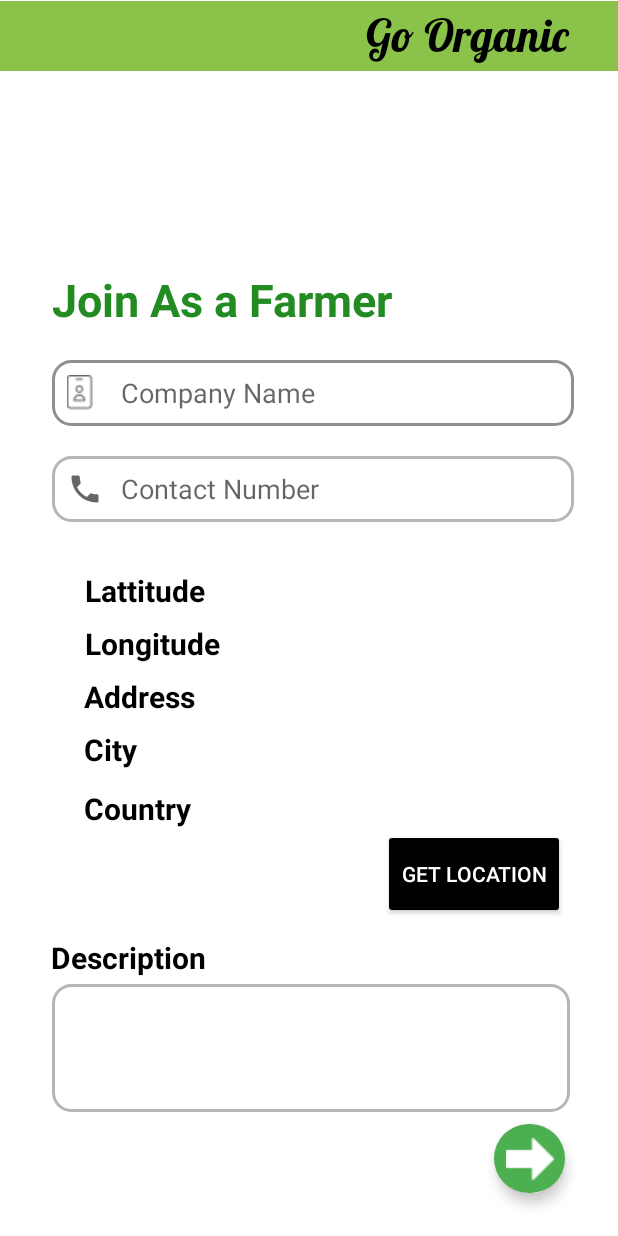
After one commit to Sumudu-Himasha-Ranaweera/Go_Organic, an Android app: the JoinAsFarmerActivity screen opened directly, with no data from a screen before it, on a phone screen of 412 x 824 dp. The commit adds this screen. Run offline under Robolectric (Android 15) with nearby library versions, the phone set to English and light mode, and no system bars; libraries missing offline, so code that uses them is left out: io.github.muddz.styleabletoast.

Commit message:
28-09-2021 Updated!

```diff
--- a/app/src/main/AndroidManifest.xml
+++ b/app/src/main/AndroidManifest.xml
@@ -1,6 +1,8 @@
 <?xml version="1.0" encoding="utf-8"?>
 <manifest xmlns:android="http://schemas.android.com/apk/res/android"
     package="com.example.go_organic">
+
+    <uses-permission android:name="android.permission.ACCESS_FINE_LOCATION"/>
 
     <application
         android:allowBackup="true"
@@ -9,7 +11,8 @@
         android:roundIcon="@mipmap/ic_launcher_round"
         android:supportsRtl="true"
         android:theme="@style/Theme.Go_Organic">
-        <activity android:name=".NavCategoryActivity"></activity>
+        <activity android:name=".JoinAsFarmerActivity"></activity>
+        <activity android:name=".NavCategoryActivity" />
         <activity android:name=".DetailedActivity" />
         <activity android:name=".ViewAllActivity" />
         <activity
--- a/app/src/main/java/com/example/go_organic/DetailedActivity.java
+++ b/app/src/main/java/com/example/go_organic/DetailedActivity.java
@@ -24,6 +24,8 @@ import org.jetbrains.annotations.NotNull;
 import java.text.SimpleDateFormat;
 import java.util.Calendar;
 import java.util.HashMap;
+
+import io.github.muddz.styleabletoast.StyleableToast;
 
 public class DetailedActivity extends AppCompatActivity {
 
@@ -152,7 +154,7 @@ public class DetailedActivity extends AppCompatActivity {
                 .collection("CurrentUser").add(cartMap).addOnCompleteListener(new OnCompleteListener<DocumentReference>() {
             @Override
             public void onComplete(@NonNull @NotNull Task<DocumentReference> task) {
-                Toast.makeText(DetailedActivity.this, "Added Successfully", Toast.LENGTH_SHORT).show();
+                StyleableToast.makeText(DetailedActivity.this, "Added Successfully", Toast.LENGTH_SHORT, R.style.mytoast2).show();
                 finish();
             }
         });
--- /dev/null
+++ b/app/src/main/java/com/example/go_organic/JoinAsFarmerActivity.java
@@ -0,0 +1,139 @@
+package com.example.go_organic;
+
+import androidx.annotation.NonNull;
+import androidx.appcompat.app.AppCompatActivity;
+import androidx.core.app.ActivityCompat;
+import androidx.core.content.ContextCompat;
+
+import android.Manifest;
+import android.content.pm.PackageManager;
+import android.location.Address;
+import android.location.Geocoder;
+import android.location.Location;
+import android.os.Bundle;
+import android.text.Html;
+import android.view.View;
+import android.widget.Button;
+import android.widget.ImageButton;
+import android.widget.LinearLayout;
+import android.widget.TextView;
+import android.widget.Toast;
+
+import com.google.android.gms.location.FusedLocationProviderClient;
+import com.google.android.gms.location.LocationServices;
+import com.google.android.gms.tasks.OnCompleteListener;
+import com.google.android.gms.tasks.OnSuccessListener;
+import com.google.android.gms.tasks.Task;
+
+import org.jetbrains.annotations.NotNull;
+
+import java.io.IOException;
+import java.util.List;
+import java.util.Locale;
+
+import io.github.muddz.styleabletoast.StyleableToast;
+
+public class JoinAsFarmerActivity extends AppCompatActivity {
+
+
+    FusedLocationProviderClient fusedLocationProviderClient;
+    TextView lattitude,longitude,address,city,country;
+    Button getLocation;
+    private final static int REQUEST_CODE = 100;
+
+    @Override
+    protected void onCreate(Bundle savedInstanceState) {
+        super.onCreate(savedInstanceState);
+        setContentView(R.layout.activity_join_as_farmer);
+        lattitude = findViewById(R.id.lattitude);
+        longitude = findViewById(R.id.longitude);
+        address = findViewById(R.id.address);
+        city = findViewById(R.id.city);
+        country = findViewById(R.id.country);
+        getLocation = findViewById(R.id.getLocation);
+        fusedLocationProviderClient = LocationServices.getFusedLocationProviderClient(this);
+        getLocation.setOnClickListener(new View.OnClickListener() {
+            @Override
+            public void onClick(View v) {
+
+                getLastLocation();
+
+            }
+        });
+
+    }
+
+    private void getLastLocation(){
+
+        if (ContextCompat.checkSelfPermission(this, Manifest.permission.ACCESS_FINE_LOCATION) == PackageManager.PERMISSION_GRANTED){
+
+
+            fusedLocationProviderClient.getLastLocation()
+                    .addOnSuccessListener(new OnSuccessListener<Location>() {
+                        @Override
+                        public void onSuccess(Location location) {
+
+                            if (location != null){
+
+
+
+                                try {
+                                    Geocoder geocoder = new Geocoder(JoinAsFarmerActivity.this, Locale.getDefault());
+                                    List<Address> addresses = geocoder.getFromLocation(location.getLatitude(), location.getLongitude(), 1);
+                                    lattitude.setText("Lattitude: "+addresses.get(0).getLatitude());
+                                    longitude.setText("Longitude: "+addresses.get(0).getLongitude());
+                                    address.setText("Address: "+addresses.get(0).getAddressLine(0));
+                                    city.setText("City: "+addresses.get(0).getLocality());
+                                    country.setText("Country: "+addresses.get(0).getCountryName());
+                                } catch (IOException e) {
+                                    e.printStackTrace();
+                                }
+
+
+                            }
+
+                        }
+                    });
+
+
+        }else {
+
+            askPermission();
+
+
+        }
+
+
+    }
+
+    private void askPermission() {
+
+        ActivityCompat.requestPermissions(JoinAsFarmerActivity.this,new String[]{Manifest.permission.ACCESS_FINE_LOCATION},REQUEST_CODE);
+
+
+    }
+
+    @Override
+    public void onRequestPermissionsResult(int requestCode, @NonNull @org.jetbrains.annotations.NotNull String[] permissions, @NonNull @org.jetbrains.annotations.NotNull int[] grantResults) {
+
+        if (requestCode == REQUEST_CODE){
+
+            if (grantResults.length > 0 && grantResults[0] == PackageManager.PERMISSION_GRANTED){
+
+
+                getLastLocation();
+
+            }else {
+
+
+                Toast.makeText(JoinAsFarmerActivity.this,"Please provide the required permission",Toast.LENGTH_SHORT).show();
+
+            }
+
+
+
+        }
+
+        super.onRequestPermissionsResult(requestCode, permissions, grantResults);
+    }
+}
--- /dev/null
+++ b/app/src/main/res/drawable/ic_phone.xml
@@ -0,0 +1,10 @@
+<vector xmlns:android="http://schemas.android.com/apk/res/android"
+    android:width="24dp"
+    android:height="24dp"
+    android:viewportWidth="24"
+    android:viewportHeight="24"
+    android:tint="?attr/colorControlNormal">
+  <path
+      android:fillColor="@android:color/white"
+      android:pathData="M6.62,10.79c1.44,2.83 3.76,5.14 6.59,6.59l2.2,-2.2c0.27,-0.27 0.67,-0.36 1.02,-0.24 1.12,0.37 2.33,0.57 3.57,0.57 0.55,0 1,0.45 1,1V20c0,0.55 -0.45,1 -1,1 -9.39,0 -17,-7.61 -17,-17 0,-0.55 0.45,-1 1,-1h3.5c0.55,0 1,0.45 1,1 0,1.25 0.2,2.45 0.57,3.57 0.11,0.35 0.03,0.74 -0.25,1.02l-2.2,2.2z"/>
+</vector>
--- /dev/null
+++ b/app/src/main/res/layout/activity_join_as_farmer.xml
@@ -0,0 +1,216 @@
+<?xml version="1.0" encoding="utf-8"?>
+<androidx.constraintlayout.widget.ConstraintLayout xmlns:android="http://schemas.android.com/apk/res/android"
+    xmlns:app="http://schemas.android.com/apk/res-auto"
+    xmlns:tools="http://schemas.android.com/tools"
+    android:layout_width="match_parent"
+    android:layout_height="match_parent"
+    tools:context=".JoinAsFarmerActivity"
+    android:background="@color/white">
+
+        <ImageView
+            android:id="@+id/TopBar"
+            android:layout_width="421dp"
+            android:layout_height="wrap_content"
+            android:src="@drawable/top_bar"
+            android:layout_marginTop="-10dp"
+            app:layout_constraintEnd_toEndOf="parent"
+            app:layout_constraintStart_toStartOf="parent"
+            app:layout_constraintTop_toTopOf="parent" />
+
+        <TextView
+            android:id="@+id/appname"
+            android:layout_width="164dp"
+            android:layout_height="47dp"
+            android:layout_marginStart="244dp"
+            android:fontFamily="@font/lobster"
+            android:text="Go Organic"
+            android:textColor="@color/black"
+            android:textSize="30dp"
+            android:layout_marginTop="-15dp"
+            app:layout_constraintBottom_toBottomOf="@+id/TopBar"
+            app:layout_constraintStart_toStartOf="parent"
+            app:layout_constraintTop_toTopOf="parent"
+            app:layout_constraintVertical_bias="0.8" />
+
+        <TextView
+            android:id="@+id/signIn"
+            android:layout_width="wrap_content"
+            android:layout_height="wrap_content"
+            android:layout_marginBottom="604dp"
+            android:text="Join As a Farmer"
+            android:textColor="@color/Forest_Green"
+            android:textSize="30dp"
+            android:textStyle="bold"
+            app:layout_constraintBottom_toBottomOf="parent"
+            app:layout_constraintEnd_toEndOf="parent"
+            app:layout_constraintHorizontal_bias="0.187"
+            app:layout_constraintStart_toStartOf="parent" />
+
+        <EditText
+            android:id="@+id/txtCompanyName"
+            android:layout_width="348dp"
+            android:layout_height="44dp"
+            android:layout_marginTop="20dp"
+            android:background="@drawable/custom_fields"
+            android:drawableStart="@drawable/company_name"
+            android:drawablePadding="12dp"
+            android:ems="10"
+            android:hint="Company Name"
+            android:inputType="textPersonName"
+            android:paddingStart="10dp"
+            app:layout_constraintEnd_toEndOf="parent"
+            app:layout_constraintHorizontal_bias="0.539"
+            app:layout_constraintStart_toStartOf="parent"
+            app:layout_constraintTop_toBottomOf="@+id/signIn" />
+
+        <EditText
+            android:id="@+id/txtContactNumber"
+            android:layout_width="348dp"
+            android:layout_height="44dp"
+            android:layout_marginTop="20dp"
+            android:background="@drawable/custom_fields"
+            android:drawableStart="@drawable/ic_phone"
+            android:drawablePadding="12dp"
+            android:ems="10"
+            android:hint="Contact Number"
+            android:inputType="textPersonName"
+            android:paddingStart="10dp"
+            app:layout_constraintEnd_toEndOf="parent"
+            app:layout_constraintHorizontal_bias="0.539"
+            app:layout_constraintStart_toStartOf="parent"
+            app:layout_constraintTop_toBottomOf="@+id/txtCompanyName" />
+
+        <TextView
+            android:id="@+id/lattitude"
+            android:layout_width="wrap_content"
+            android:layout_height="wrap_content"
+            android:layout_marginTop="32dp"
+            android:text="Lattitude"
+            android:textColor="@color/black"
+            android:textSize="20dp"
+            android:textStyle="bold"
+            app:layout_constraintEnd_toEndOf="parent"
+            app:layout_constraintHorizontal_bias="0.17"
+            app:layout_constraintStart_toStartOf="parent"
+            app:layout_constraintTop_toBottomOf="@+id/txtContactNumber" />
+
+        <TextView
+            android:id="@+id/longitude"
+            android:layout_width="wrap_content"
+            android:layout_height="wrap_content"
+            android:layout_below="@+id/lattitude"
+            android:layout_alignStart="@id/lattitude"
+            android:layout_marginTop="8dp"
+            android:text="Longitude"
+            android:textColor="@color/black"
+            android:textSize="20dp"
+            android:textStyle="bold"
+            app:layout_constraintEnd_toEndOf="parent"
+            app:layout_constraintHorizontal_bias="0.175"
+            app:layout_constraintStart_toStartOf="parent"
+            app:layout_constraintTop_toBottomOf="@+id/lattitude" />
+
+        <TextView
+            android:id="@+id/address"
+            android:layout_width="wrap_content"
+            android:layout_height="wrap_content"
+            android:layout_below="@+id/longitude"
+            android:layout_alignStart="@id/lattitude"
+            android:layout_marginTop="8dp"
+            android:text="Address"
+            android:textColor="@color/black"
+            android:textSize="20dp"
+            android:textStyle="bold"
+            app:layout_constraintEnd_toEndOf="parent"
+            app:layout_constraintHorizontal_bias="0.166"
+            app:layout_constraintStart_toStartOf="parent"
+            app:layout_constraintTop_toBottomOf="@+id/longitude" />
+
+        <TextView
+            android:id="@+id/city"
+            android:layout_width="wrap_content"
+            android:layout_height="wrap_content"
+            android:layout_below="@+id/address"
+            android:layout_alignStart="@id/lattitude"
+            android:layout_marginTop="8dp"
+            android:text="City"
+            android:textColor="@color/black"
+            android:textSize="20dp"
+            android:textStyle="bold"
+            app:layout_constraintEnd_toEndOf="parent"
+            app:layout_constraintHorizontal_bias="0.149"
+            app:layout_constraintStart_toStartOf="parent"
+            app:layout_constraintTop_toBottomOf="@+id/address" />
+
+        <TextView
+            android:id="@+id/country"
+            android:layout_width="wrap_content"
+            android:layout_height="wrap_content"
+            android:layout_below="@+id/city"
+            android:layout_alignStart="@id/lattitude"
+            android:layout_marginTop="12dp"
+            android:text="Country"
+            android:textColor="@color/black"
+            android:textSize="20dp"
+            android:textStyle="bold"
+            app:layout_constraintEnd_toEndOf="parent"
+            app:layout_constraintHorizontal_bias="0.165"
+            app:layout_constraintStart_toStartOf="parent"
+            app:layout_constraintTop_toBottomOf="@+id/city" />
+
+        <Button
+            android:id="@+id/getLocation"
+            android:layout_width="wrap_content"
+            android:layout_height="60dp"
+            android:layout_alignParentBottom="true"
+            android:layout_centerHorizontal="true"
+            android:backgroundTint="@color/black"
+            android:text="Get Location"
+            android:textColor="@color/white"
+            app:layout_constraintEnd_toEndOf="parent"
+            app:layout_constraintHorizontal_bias="0.879"
+            app:layout_constraintStart_toStartOf="parent"
+            app:layout_constraintTop_toBottomOf="@+id/country" />
+
+        <TextView
+            android:id="@+id/textView4"
+            android:layout_width="wrap_content"
+            android:layout_height="wrap_content"
+            android:layout_marginTop="12dp"
+            android:text="Description"
+            android:textColor="@color/black"
+            android:textSize="20dp"
+            android:textStyle="bold"
+            app:layout_constraintEnd_toEndOf="parent"
+            app:layout_constraintHorizontal_bias="0.11"
+            app:layout_constraintStart_toStartOf="parent"
+            app:layout_constraintTop_toBottomOf="@+id/getLocation" />
+
+        <EditText
+            android:id="@+id/editTextDescription"
+            android:layout_width="345dp"
+            android:layout_height="85dp"
+            android:layout_marginTop="4dp"
+            android:background="@drawable/custom_fields"
+            android:ems="10"
+            android:gravity="start|top"
+            android:inputType="textMultiLine"
+            app:layout_constraintEnd_toEndOf="parent"
+            app:layout_constraintHorizontal_bias="0.515"
+            app:layout_constraintStart_toStartOf="parent"
+            app:layout_constraintTop_toBottomOf="@+id/textView4" />
+
+        <ImageButton
+            android:id="@+id/img_btn"
+            android:layout_width="47dp"
+            android:layout_height="46dp"
+            android:layout_marginTop="8dp"
+            android:background="@drawable/bubble_button"
+            android:elevation="5dp"
+            app:layout_constraintEnd_toEndOf="parent"
+            app:layout_constraintHorizontal_bias="0.903"
+            app:layout_constraintStart_toStartOf="parent"
+            app:layout_constraintTop_toBottomOf="@+id/editTextDescription"
+            app:srcCompat="@drawable/right" />
+
+</androidx.constraintlayout.widget.ConstraintLayout>
```
Also changed, not shown: app/build.gradle (+27 -1 lines), app/src/main/java/com/example/go_organic/JoinFarmerFragment.java (+21 -1 lines), app/src/main/java/com/example/go_organic/UserLogin/SignIN_Page.java (+10 -2 lines), app/src/main/java/com/example/go_organic/UserLogin/SignUP_Page.java (+14 -5 lines), app/src/main/res/drawable/ic_location.xml (added, +10 -0 lines), app/src/main/res/layout/activity_sign_up_page.xml (+6 -6 lines), app/src/main/res/layout/fragment_join_farmer.xml (+28 -10 lines), app/src/main/res/values/themes.xml (+26 -0 lines), app/src/main/res/drawable-v24/company_name.png (added), app/src/main/res/drawable-v24/map.png (added), 2 other files.
